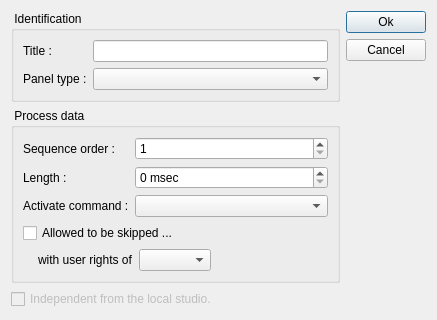
Old version of the form client/dlgpanelstatusesedit.ui in the repository tbikfalvi/Belenus.
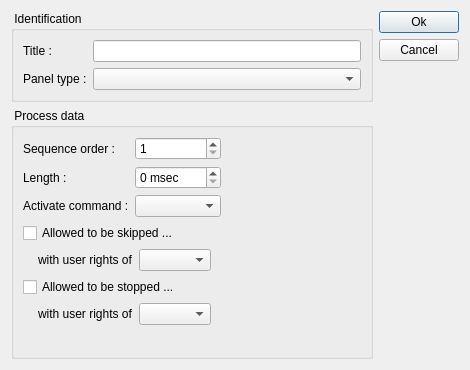
New version of the form.

The edit to the form file:
```diff
--- a/client/dlgpanelstatusesedit.ui
+++ b/client/dlgpanelstatusesedit.ui
@@ -6,14 +6,14 @@
    <rect>
     <x>0</x>
     <y>0</y>
-    <width>437</width>
-    <height>286</height>
+    <width>470</width>
+    <height>370</height>
    </rect>
   </property>
   <property name="windowTitle">
    <string>Dialog</string>
   </property>
-  <layout class="QHBoxLayout" name="horizontalLayout_2">
+  <layout class="QHBoxLayout" name="horizontalLayout_4">
    <item>
     <layout class="QVBoxLayout" name="verticalLayout_3">
      <item>
@@ -52,6 +52,8 @@
        </property>
        <layout class="QVBoxLayout" name="verticalLayout">
         <item>
+         <layout class="QHBoxLayout" name="horizontalLayout_3">
+          <item>
          <layout class="QFormLayout" name="formLayout_2">
           <item row="0" column="0">
            <widget class="QLabel" name="lblSeqNumber">
@@ -100,6 +102,21 @@
          </layout>
         </item>
         <item>
+           <spacer name="horizontalSpacer_5">
+            <property name="orientation">
+             <enum>Qt::Horizontal</enum>
+            </property>
+            <property name="sizeHint" stdset="0">
+             <size>
+              <width>40</width>
+              <height>20</height>
+             </size>
+            </property>
+           </spacer>
+          </item>
+         </layout>
+        </item>
+        <item>
          <widget class="QCheckBox" name="chkAllowToSkip">
           <property name="text">
            <string>Allowed to be skipped ...</string>
@@ -149,17 +166,70 @@
           </item>
          </layout>
         </item>
-       </layout>
+        <item>
+         <widget class="QCheckBox" name="chkAllowToStop">
+          <property name="text">
+           <string>Allowed to be stopped ...</string>
+          </property>
       </widget>
      </item>
      <item>
-      <widget class="QCheckBox" name="checkIndependent">
-       <property name="enabled">
-        <bool>false</bool>
-       </property>
+         <layout class="QHBoxLayout" name="horizontalLayout_2">
+          <item>
+           <spacer name="horizontalSpacer_3">
+            <property name="orientation">
+             <enum>Qt::Horizontal</enum>
+            </property>
+            <property name="sizeType">
+             <enum>QSizePolicy::Fixed</enum>
+            </property>
+            <property name="sizeHint" stdset="0">
+             <size>
+              <width>15</width>
+              <height>20</height>
+             </size>
+            </property>
+           </spacer>
+          </item>
+          <item>
+           <widget class="QLabel" name="lblStopLevel">
        <property name="text">
-        <string>Independent from the local studio.</string>
-       </property>
+             <string>with user rights of</string>
+            </property>
+           </widget>
+          </item>
+          <item>
+           <widget class="QComboBox" name="cmbStopLevel"/>
+          </item>
+          <item>
+           <spacer name="horizontalSpacer_4">
+            <property name="orientation">
+             <enum>Qt::Horizontal</enum>
+            </property>
+            <property name="sizeHint" stdset="0">
+             <size>
+              <width>40</width>
+              <height>20</height>
+             </size>
+            </property>
+           </spacer>
+          </item>
+         </layout>
+        </item>
+        <item>
+         <spacer name="verticalSpacer_2">
+          <property name="orientation">
+           <enum>Qt::Vertical</enum>
+          </property>
+          <property name="sizeHint" stdset="0">
+           <size>
+            <width>20</width>
+            <height>40</height>
+           </size>
+          </property>
+         </spacer>
+        </item>
+       </layout>
       </widget>
      </item>
     </layout>
```
Lines whose indentation alone changed are shown as unchanged.
